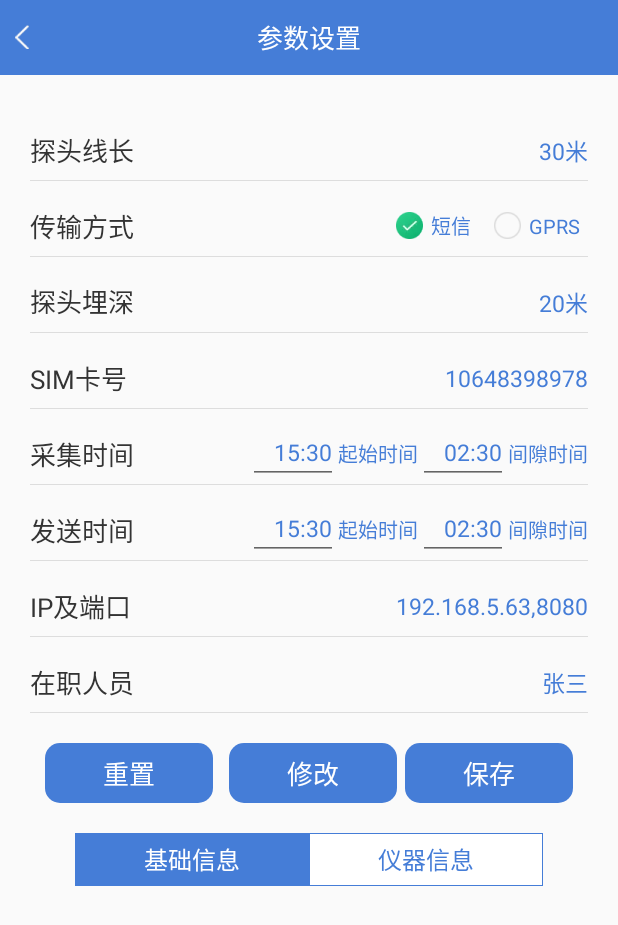
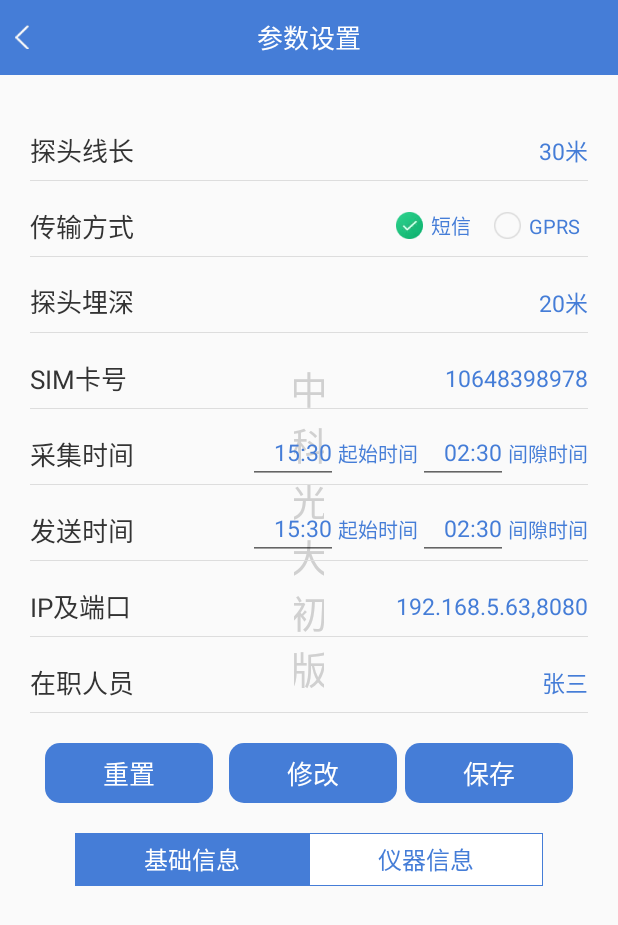
Before and after one commit to qijiuyu/WaterProject, an Android app: the SettingTwoActivity screen opened directly, with no data from a screen before it, on a phone screen of 412 x 824 dp. Shown: the top 925 px of the screen. Run offline under Robolectric (Android 15) with nearby library versions, the phone set to English and light mode, and no system bars; Roboto replaces fonts that are not available here; 1 statement that could not run was skipped.

```diff
--- /dev/null
+++ b/app/src/main/java/com/water/project/view/FontTextView.java
@@ -0,0 +1,29 @@
+package com.water.project.view;
+
+import android.content.Context;
+import android.graphics.Typeface;
+import android.util.AttributeSet;
+import android.widget.TextView;
+
+import com.water.project.application.MyApplication;
+
+/**
+ * Created by Administrator on 2018/7/5 0005.
+ */
+
+public class FontTextView extends TextView {
+
+    public FontTextView(Context context) {
+        super(context);
+
+    }
+
+    public FontTextView(Context context, AttributeSet attrs) {
+        super(context, attrs);
+        setTypeface(Typeface.createFromAsset(MyApplication.application.getAssets(),"fzybxs.TTF"));
+    }
+
+    public FontTextView(Context context, AttributeSet attrs, int defStyle) {
+        super(context, attrs, defStyle);
+    }
+}
--- a/app/src/main/res/layout/activity_setting_two.xml
+++ b/app/src/main/res/layout/activity_setting_two.xml
@@ -1,5 +1,5 @@
 <?xml version="1.0" encoding="utf-8"?>
-<LinearLayout
+<RelativeLayout
     android:id="@+id/lin_start"
     xmlns:android="http://schemas.android.com/apk/res/android"
     android:orientation="vertical"
@@ -8,9 +8,21 @@
 
     <include layout="@layout/head"></include>
 
+    <com.water.project.view.FontTextView
+        android:layout_width="20dp"
+        android:layout_height="wrap_content"
+        android:layout_below="@id/lin_head"
+        android:layout_marginTop="190dp"
+        android:layout_centerHorizontal="true"
+        android:text="中科光大初版"
+        android:gravity="center"
+        android:textSize="25sp"
+        android:textColor="#D0D0D0"/>
+
     <ScrollView
         android:layout_width="match_parent"
-        android:layout_height="match_parent">
+        android:layout_height="match_parent"
+        android:layout_below="@id/lin_head">
 
         <LinearLayout
             android:layout_width="match_parent"
@@ -449,4 +461,4 @@
 
 
 
-</LinearLayout>
+</RelativeLayout>
```
Also changed, not shown: app/build.gradle (+31 -0 lines), app/src/main/res/layout/activity_search_old.xml (+19 -3 lines), app/src/main/res/layout/activity_setting_one.xml (+15 -3 lines), app/src/main/res/layout/activity_welcome.xml (+4 -4 lines), 2 other files.
